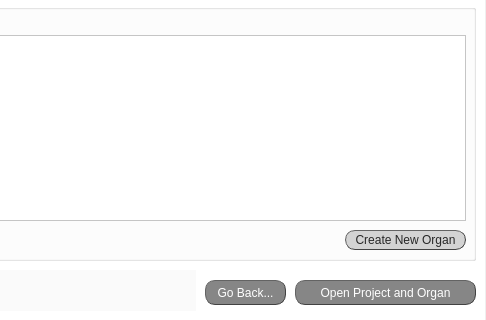
First picture: the form in gui/load_project_screen.ui, repository jsanchez679/morphoHeart_rev, before the edit; both pictures show x 345 to 831 and y 220 to 540 of the 831 by 540 pixel window.
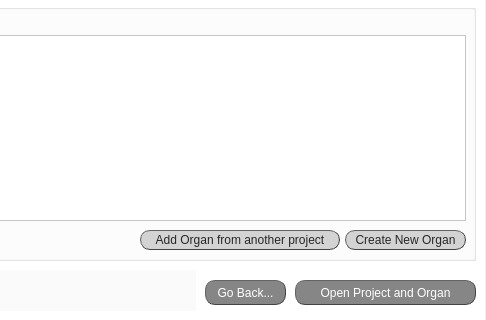
Second picture: the form after the edit.

Commit message: Solved table titles (load organs), added dark mode

Diff of the .ui file:
```diff
--- a/gui/load_project_screen.ui
+++ b/gui/load_project_screen.ui
@@ -168,6 +168,45 @@
 border-color: rgb(170, 0, 127);</string>
      </property>
     </widget>
+    <widget class="QPushButton" name="button_add_organ_other_proj">
+     <property name="geometry">
+      <rect>
+       <x>475</x>
+       <y>240</y>
+       <width>200</width>
+       <height>20</height>
+      </rect>
+     </property>
+     <property name="autoFillBackground">
+      <bool>false</bool>
+     </property>
+     <property name="styleSheet">
+      <string notr="true">QPushButton{border-radius:10px;
+border-width: 1px;
+border-style: outset;
+border-color: rgb(66, 66, 66);
+background-color: rgb(211, 211, 211);
+color: rgb(39, 39, 39);
+font: 10pt &quot;Calibri Light&quot;;}
+
+QPushButton:hover{
+background-color: #eb6fbd;
+border-color: #672146
+}</string>
+     </property>
+     <property name="text">
+      <string>Add Organ from another project</string>
+     </property>
+     <property name="checkable">
+      <bool>true</bool>
+     </property>
+     <property name="autoExclusive">
+      <bool>true</bool>
+     </property>
+     <property name="autoDefault">
+      <bool>false</bool>
+     </property>
+    </widget>
    </widget>
    <widget class="QPushButton" name="button_open_projorgan">
     <property name="geometry">
```
Left out of the diff: 2 changed lines with no effect on the pictures. The commit also changes 11 other files.
